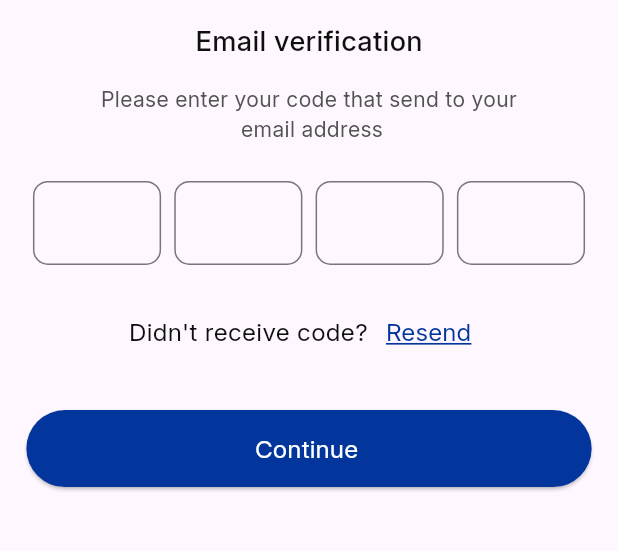
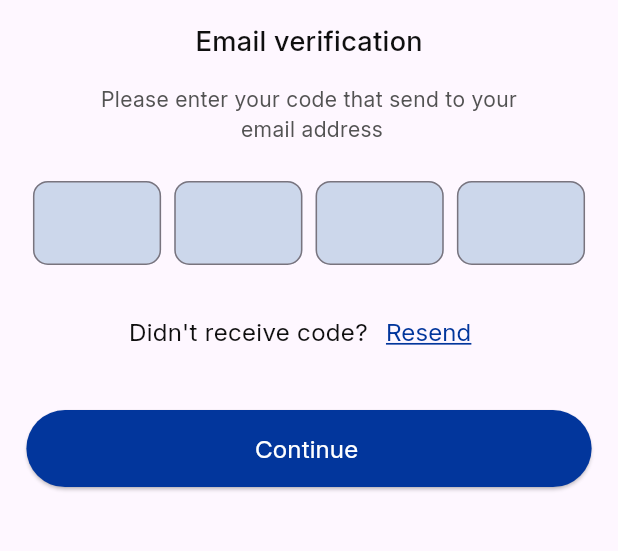
Before and after one commit to Eslam-mahmou/online_exam_app, a Flutter app: the EmailVerification screen opened by its route, on a phone screen of 412 x 824 dp, the part 63-614 px from its top. Run offline on Flutter 3.47's test engine with Material 3 defaults, Android fonts, the phone set to English and light mode, and no system bars; our stand-ins replace animate_do, bloc, dio, equatable, flutter_bloc, flutter_easyloading and 5 more; accounts and stored records are empty.

Commit message:
*Edit login_view_model.dart. *Edit email_verification.dart. *Login Clean Arch with MVI Done.
Signed-off-by: HJ <144287568+MalikAlthalam@users.noreply.github.com>

```diff
--- a/lib/core/utils/end_point.dart
+++ b/lib/core/utils/end_point.dart
@@ -1,4 +1,6 @@
 class EndPoints {
   static const String login="/api/v1/auth/signin";
 
+  // static const String domain = "https://exam.elevateegy.com";
+  static const String signUpDomain = "/api/v1/auth/signup";
 }
--- a/lib/presentation/auth/pages/forget_password/email_verification.dart
+++ b/lib/presentation/auth/pages/forget_password/email_verification.dart
@@ -1,16 +1,30 @@
 import 'package:flutter/material.dart';
 import 'package:flutter_screenutil/flutter_screenutil.dart';
 import 'package:online_exam_app/core/routes_generator/pages_routes.dart';
-import 'package:online_exam_app/core/widget/custom_validate.dart';
 
 import '../../../../core/Utils/colors_manager.dart';
 import '../../../../core/Utils/font_manager.dart';
 import '../../../../core/Utils/style_manager.dart';
 import '../../../../core/widget/custom_elevated_button.dart';
-import '../../../../core/widget/custom_text_from_field.dart';
 
-class EmailVerification extends StatelessWidget {
+class EmailVerification extends StatefulWidget {
   const EmailVerification({super.key});
+
+  @override
+  State<EmailVerification> createState() => _EmailVerificationState();
+}
+
+class _EmailVerificationState extends State<EmailVerification> {
+  final FocusNode _focusNode1 = FocusNode();
+  final FocusNode _focusNode2 = FocusNode();
+  final FocusNode _focusNode3 = FocusNode();
+  final FocusNode _focusNode4 = FocusNode();
+
+  void _onChanged(String value, FocusNode nextFocusNode) {
+    if (value.length == 1) {
+      FocusScope.of(context).requestFocus(nextFocusNode);
+    }
+  }
 
   @override
   Widget build(BuildContext context) {
@@ -52,14 +66,25 @@ class EmailVerification extends StatelessWidget {
                   padding: EdgeInsets.symmetric(
                     horizontal: 4.w,
                   ),
+                  child: Container(
+                    decoration: BoxDecoration(
+                      color: ColorsManager.blueLightColor,
+                      borderRadius: BorderRadius.circular(10),
+                    ),
                     child: TextFormField(
+                      focusNode: _focusNode1,
+                      keyboardType: TextInputType.number,
+                      maxLength: 1,
+                      textAlign: TextAlign.center,
+                      onChanged: (value) => _onChanged(value, _focusNode2),
                       // validator: validator,
                       // obscureText: obscureText,
-                    style: getTextStyle(FontSize.s16, FontWeightManager.regular,
-                        ColorsManager.blackColor,
+                      style: getTextStyle(FontSize.s16,
+                          FontWeightManager.regular, ColorsManager.blackColor,
                           fontFamily: FontFamily.roboto),
                       decoration: InputDecoration(
-                      label: Text(''),
+                        counterText: "",
+                        label: const Text(''),
                         labelStyle: getTextStyle(FontSize.s12,
                             FontWeightManager.regular, ColorsManager.greyColor,
                             fontFamily: FontFamily.roboto),
@@ -75,19 +100,31 @@ class EmailVerification extends StatelessWidget {
                     ),
                   ),
                 ),
+              ),
               Expanded(
                 child: Padding(
                   padding: EdgeInsets.symmetric(
                     horizontal: 4.w,
                   ),
+                  child: Container(
+                    decoration: BoxDecoration(
+                      color: ColorsManager.blueLightColor,
+                      borderRadius: BorderRadius.circular(10),
+                    ),
                     child: TextFormField(
+                      focusNode: _focusNode2,
+                      keyboardType: TextInputType.number,
+                      maxLength: 1,
+                      textAlign: TextAlign.center,
+                      onChanged: (value) => _onChanged(value, _focusNode3),
                       // validator: validator,
                       // obscureText: obscureText,
-                    style: getTextStyle(FontSize.s16, FontWeightManager.regular,
-                        ColorsManager.blackColor,
+                      style: getTextStyle(FontSize.s16,
+                          FontWeightManager.regular, ColorsManager.blackColor,
                           fontFamily: FontFamily.roboto),
                       decoration: InputDecoration(
-                      label: Text(''),
+                        counterText: "",
+                        label: const Text(''),
                         labelStyle: getTextStyle(FontSize.s12,
                             FontWeightManager.regular, ColorsManager.greyColor,
                             fontFamily: FontFamily.roboto),
@@ -103,19 +140,31 @@ class EmailVerification extends StatelessWidget {
                     ),
                   ),
                 ),
+              ),
               Expanded(
                 child: Padding(
                   padding: EdgeInsets.symmetric(
                     horizontal: 4.w,
                   ),
+                  child: Container(
+                    decoration: BoxDecoration(
+                      color: ColorsManager.blueLightColor,
+                      borderRadius: BorderRadius.circular(10),
+                    ),
                     child: TextFormField(
+                      focusNode: _focusNode3,
+                      keyboardType: TextInputType.number,
+                      maxLength: 1,
+                      textAlign: TextAlign.center,
+                      onChanged: (value) => _onChanged(value, _focusNode4),
                       // validator: validator,
                       // obscureText: obscureText,
-                    style: getTextStyle(FontSize.s16, FontWeightManager.regular,
-                        ColorsManager.blackColor,
+                      style: getTextStyle(FontSize.s16,
+                          FontWeightManager.regular, ColorsManager.blackColor,
                           fontFamily: FontFamily.roboto),
                       decoration: InputDecoration(
-                      label: Text(''),
+                        counterText: "",
+                        label: const Text(''),
                         labelStyle: getTextStyle(FontSize.s12,
                             FontWeightManager.regular, ColorsManager.greyColor,
                             fontFamily: FontFamily.roboto),
@@ -131,19 +180,31 @@ class EmailVerification extends StatelessWidget {
                     ),
                   ),
                 ),
+              ),
               Expanded(
                 child: Padding(
                   padding: EdgeInsets.symmetric(
                     horizontal: 4.w,
                   ),
+                  child: Container(
+                    decoration: BoxDecoration(
+                      color: ColorsManager.blueLightColor,
+                      borderRadius: BorderRadius.circular(10),
+                    ),
                     child: TextFormField(
+                      focusNode: _focusNode4,
+                      keyboardType: TextInputType.number,
+                      maxLength: 1,
+                      textAlign: TextAlign.center,
+                      // onChanged: (value) => _onChanged(value,_focusNode4),
                       // validator: validator,
                       // obscureText: obscureText,
-                    style: getTextStyle(FontSize.s16, FontWeightManager.regular,
-                        ColorsManager.blackColor,
+                      style: getTextStyle(FontSize.s16,
+                          FontWeightManager.regular, ColorsManager.blackColor,
                           fontFamily: FontFamily.roboto),
                       decoration: InputDecoration(
-                      label: Text(''),
+                        counterText: "",
+                        label: const Text(''),
                         labelStyle: getTextStyle(FontSize.s12,
                             FontWeightManager.regular, ColorsManager.greyColor,
                             fontFamily: FontFamily.roboto),
@@ -155,6 +216,7 @@ class EmailVerification extends StatelessWidget {
                             borderRadius: BorderRadius.circular(10),
                             borderSide: const BorderSide(
                                 color: ColorsManager.redColor, width: 1)),
+                      ),
                     ),
                   ),
                 ),
@@ -199,4 +261,13 @@ class EmailVerification extends StatelessWidget {
       ),
     );
   }
+
+  @override
+  void dispose() {
+    _focusNode1.dispose();
+    _focusNode2.dispose();
+    _focusNode3.dispose();
+    _focusNode4.dispose();
+    super.dispose();
   }
+}
```
Also changed, not shown: lib/core/api/ApiExcuter.dart (+11 -12 lines), lib/core/routes_generator/routes_generator.dart (+5 -2 lines), lib/core/services/bloc_observer.dart (+19 -6 lines), lib/data/data_source/remote_data_source/remote_data_source.dart (added, +21 -0 lines), lib/domain/entity/sign_up_request.dart (added, +43 -0 lines), lib/domain/entity/sign_up_response.dart (added, +66 -0 lines), lib/domain/use_case/sign_up_use_case.dart (added, +19 -0 lines), lib/presentation/auth/manager/login_cubit/login_view_model.dart (+21 -3 lines), lib/presentation/auth/pages/sign_up_screen.dart (+16 -6 lines), pubspec.lock. Lines whose indentation alone changed are shown as unchanged.
